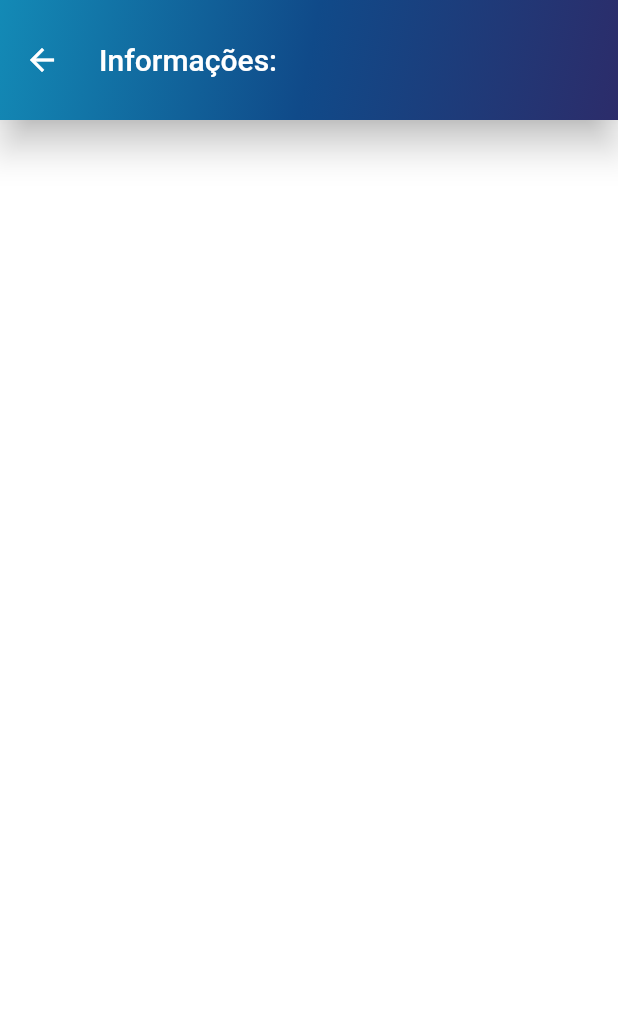
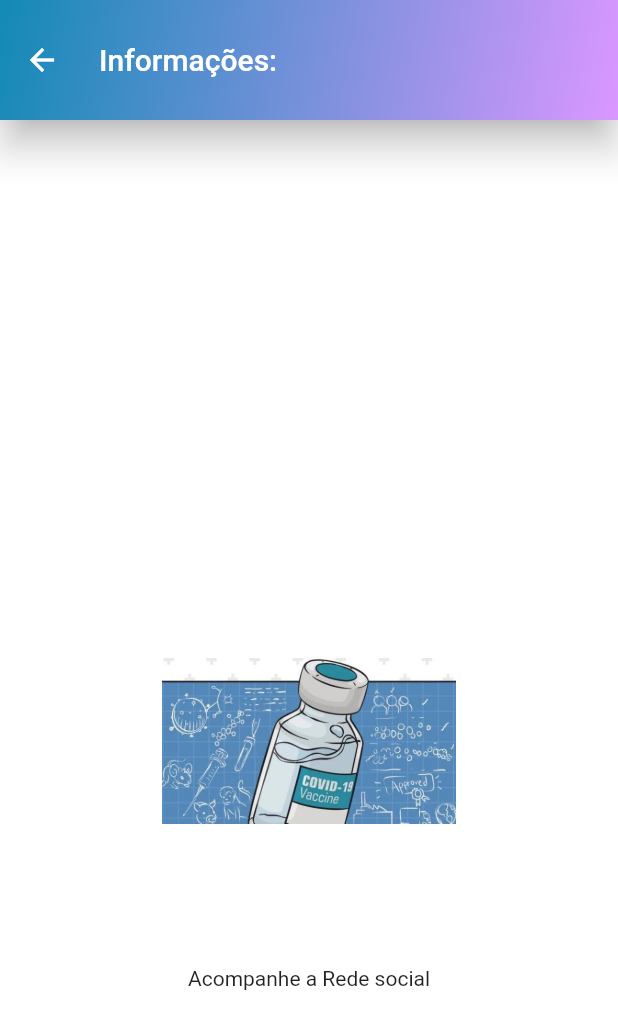
Before and after one commit to clari34/agendamento-de-vacina, a Flutter app: the screen it shows after launch, after a tap on "Mais Informações", on a phone screen of 412 x 824 dp. Shown: the top 1029 px of the screen. Run offline on Flutter 3.47's test engine with Material 2 defaults, Android fonts, the phone set to English and light mode, and no system bars.

Commit message:
Alterando cor

```diff
--- a/lib/cadastro.dart
+++ b/lib/cadastro.dart
@@ -32,7 +32,7 @@ class _CadsPageState extends State<CadsPage> {
       flexibleSpace: Container(
         decoration: BoxDecoration(
             gradient: LinearGradient(
-          colors: [Color(0xFF2C2C6A), Color(0xFF104A89), Color(0xFF138AB6)],
+          colors: [Color(0xFFDA97FF), Color(0xFF138AB6)],
           begin: Alignment.bottomRight,
           end: Alignment.topLeft,
         )),
--- a/lib/infos.dart
+++ b/lib/infos.dart
@@ -31,7 +31,7 @@ class _CadsPageState extends State<InfosPage> {
       flexibleSpace: Container(
         decoration: BoxDecoration(
             gradient: LinearGradient(
-          colors: [Color(0xFF2C2C6A), Color(0xFF104A89), Color(0xFF138AB6)],
+          colors: [Color(0xFFDA97FF), Color(0xFF138AB6)],
           begin: Alignment.bottomRight,
           end: Alignment.topLeft,
         )),
@@ -43,9 +43,9 @@ class _CadsPageState extends State<InfosPage> {
     return Material(
       child: Container(
         padding: EdgeInsets.only(
-          top: 60,
-          left: 60,
-          right: 60,
+          top: 100,
+          left: 100,
+          right: 100,
         ),
         color: Colors.white,
         child: SizedBox(
@@ -55,7 +55,16 @@ class _CadsPageState extends State<InfosPage> {
             padding: const EdgeInsets.all(8.0),
             child: Column(
               mainAxisAlignment: MainAxisAlignment.center,
-              children: [],
+              children: [
+                SizedBox(
+                  width: 300,
+                  height: 300,
+                  child: Image.asset('assets/imagens/ampola.jpeg'),
+                ),
+                Text(
+                  'Acompanhe a Rede social',
+                ),
+              ],
             ),
           ),
         ),
--- a/lib/op_agendamento.dart
+++ b/lib/op_agendamento.dart
@@ -32,7 +32,7 @@ class _OpPageState extends State<OpPage> {
       flexibleSpace: Container(
         decoration: BoxDecoration(
             gradient: LinearGradient(
-          colors: [Color(0xFF2C2C6A), Color(0xFF104A89), Color(0xFF138AB6)],
+          colors: [Color(0xFFDA97FF), Color(0xFF138AB6)],
           begin: Alignment.bottomRight,
           end: Alignment.topLeft,
         )),
--- a/lib/solicitacao.dart
+++ b/lib/solicitacao.dart
@@ -31,7 +31,7 @@ class _AgendPageState extends State<AgendPage> {
       flexibleSpace: Container(
         decoration: BoxDecoration(
             gradient: LinearGradient(
-          colors: [Color(0xFF2C2C6A), Color(0xFF104A89), Color(0xFF138AB6)],
+          colors: [Color(0xFFDA97FF), Color(0xFF138AB6)],
           begin: Alignment.bottomRight,
           end: Alignment.topLeft,
         )),
--- a/lib/tela_login.dart
+++ b/lib/tela_login.dart
@@ -57,7 +57,7 @@ class _HomePageState extends State<HomePage> {
             SizedBox(
               width: 120,
               height: 120,
-              child: Image.asset("assets/imagens/vacina.png"),
+              child: Image.asset("assets/imagens/logo.png"),
             ),
             SizedBox(height: 20),
             TextFormField(
--- a/pubspec.yaml
+++ b/pubspec.yaml
@@ -48,6 +48,7 @@ flutter:
   assets:
     - assets/imagens/user.jpeg
     - assets/imagens/logo.png
+    - assets/imagens/ampola.jpeg
 
   # An image asset can refer to one or more resolution-specific "variants", see
   # https://flutter.dev/assets-and-images/#resolution-aware.
```
Also changed, not shown: assets/imagens/ampola.jpeg (renamed from assets/imagens/ampola.jpeg.jpeg).
